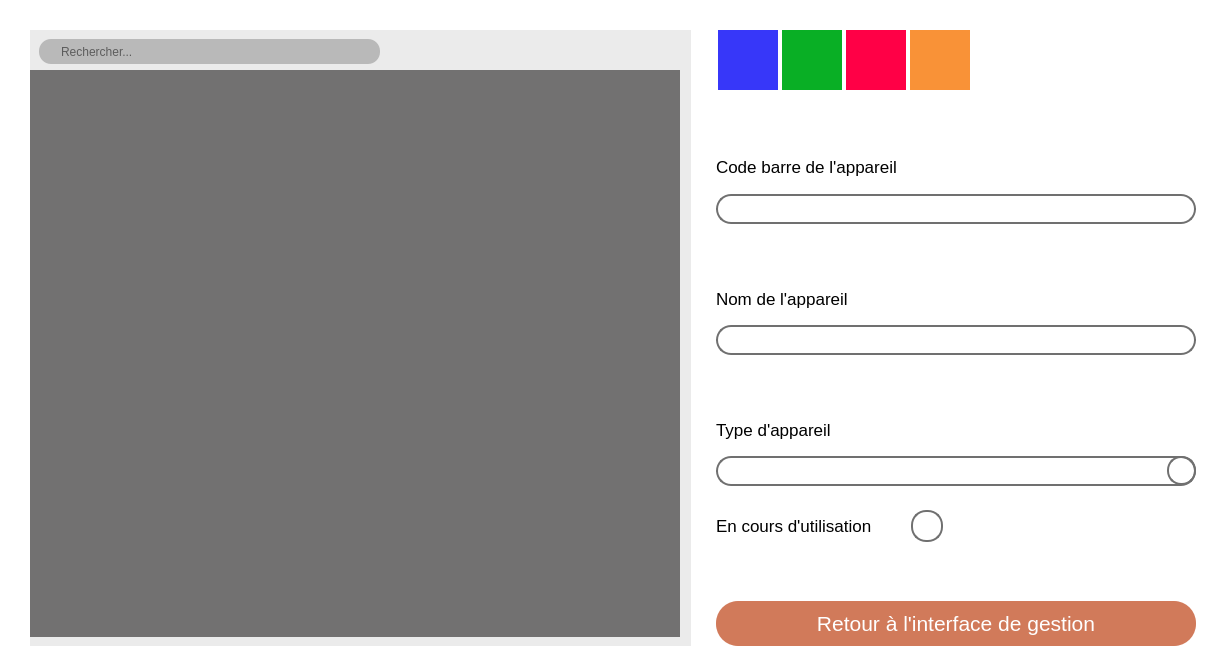
Above: PM-GEST/ModificationAppareil.ui from AetherFall/Gestionnaire-Emprunt-Materiel before the change. Below: the same form after it.
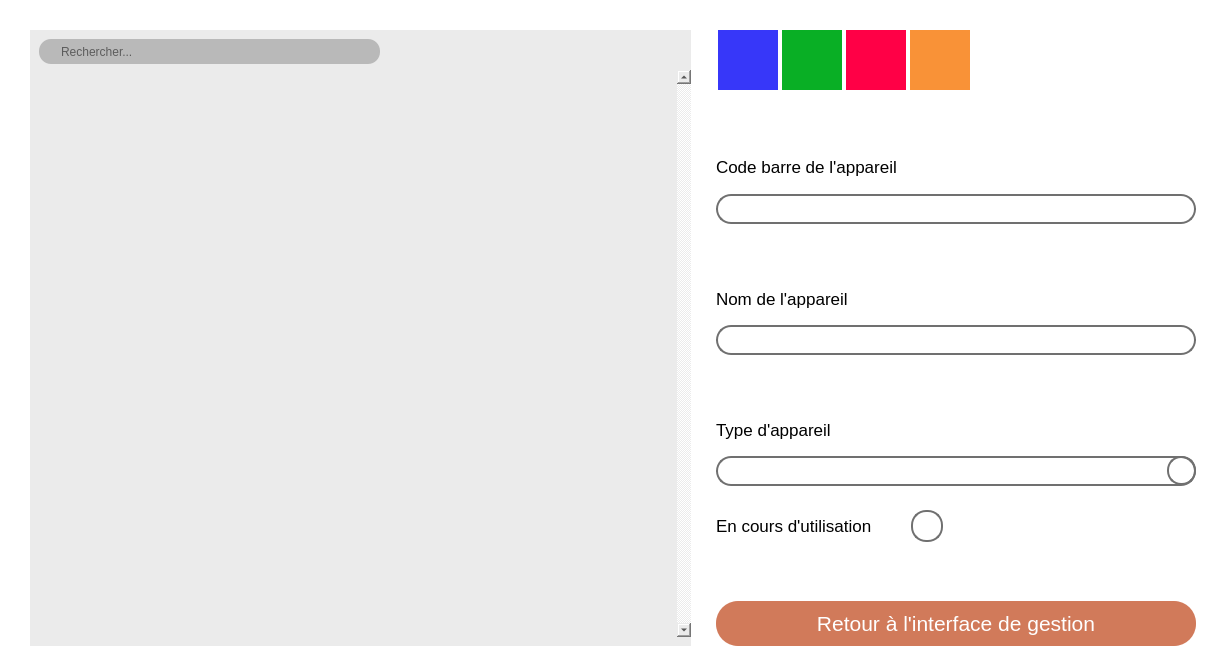
That is the form after the change. Icons and pictures are not drawn.

What changed in the file:
```diff
--- a/PM-GEST/ModificationAppareil.ui
+++ b/PM-GEST/ModificationAppareil.ui
@@ -104,28 +104,72 @@
            </property>
            <property name="maximumSize">
             <size>
-             <width>650</width>
+             <width>670</width>
              <height>16777215</height>
             </size>
            </property>
            <property name="styleSheet">
-            <string notr="true">QTableWidget {
-	alternate-background-color:blue;
-	background-color:#727171;
-	border-style:none;
-	color:black;
+            <string notr="true">QTableWidget{
+border-style:none;
+color:black;
+}
+
+QTableWidget::item{
+background-color:#D8D7D7;
 }
 
 QHeaderView::section{
 background-color:#727171;
 border-style:none;
-font: 11pt &quot;Segoe UI&quot;;
+font: 12pt &quot;Segoe UI&quot;;
+color:white;
 }
 
-QTableWidget::item{
-	background-color:#D8D7D7;
+QTableWidget::item:selected{
+	border-style:none;
+	background-color: rgba(0, 0, 0, 0);
 }
-</string>
+
+  QScrollBar::handle:vertical {
+        background-color:rgba(127, 127, 127, 255);
+    }
+
+QScrollBar:vertical{
+	width:15px;
+	background-color:rgba(193, 193, 193, 255);
+	border-radius:5px;
+	margin-right:5px;
+}
+
+QScrollBar::handle:vertical{
+	border-radius:5px;
+}
+
+    QScrollBar::add-line:vertical {
+		border-style:none;
+        subcontrol-position: bottom;
+        subcontrol-origin: margin;
+		border-radius:5px;
+    }
+    QScrollBar::sub-line:vertical {
+        background: #C1C1C1;
+        subcontrol-position: top;
+		border-radius:5px;
+        subcontrol-origin: margin;
+		margin-right:5px;
+    }
+
+QTableWidget::item:alternate{
+	background-color:#B2B2B2;
+}
+
+QTableWidget::item:selected {
+	background-color:#727171;
+	color:white;
+}</string>
+           </property>
+           <property name="verticalScrollBarPolicy">
+            <enum>Qt::ScrollBarAlwaysOn</enum>
            </property>
            <property name="horizontalScrollBarPolicy">
             <enum>Qt::ScrollBarAlwaysOff</enum>
@@ -139,6 +183,9 @@
            <property name="selectionBehavior">
             <enum>QAbstractItemView::SelectRows</enum>
            </property>
+           <property name="textElideMode">
+            <enum>Qt::ElideMiddle</enum>
+           </property>
            <property name="showGrid">
             <bool>false</bool>
            </property>
```
Left out of the diff: 8 changed lines with no effect on the pictures.
